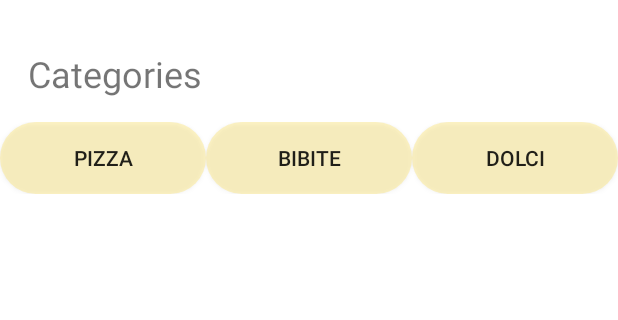
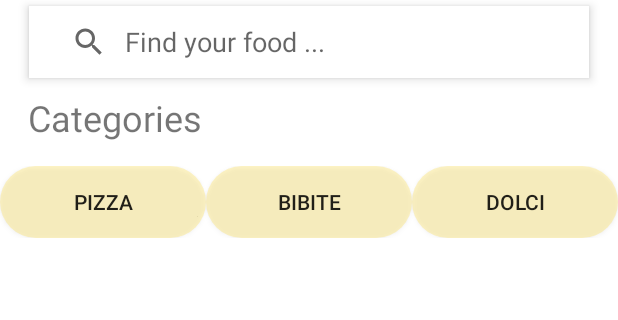
Before and after one commit to michele-vigliotta/HotSliceApp, an Android app built with Jetpack Compose: the layout fragment_home.xml on its own in the app's theme, with its tools: preview values and no code run, on a phone screen of 412 x 824 dp, the part 96-416 px from its top. Run offline under Robolectric (Android 15) with nearby library versions, the phone set to English and light mode, and no system bars.

Commit message:
search view aggiunta ma non funzionante

```diff
--- a/app/src/main/res/layout/each_item.xml
+++ b/app/src/main/res/layout/each_item.xml
@@ -18,10 +18,9 @@
             android:layout_width="120dp"
             android:layout_height="100dp"
             android:scaleType="fitXY"
-            android:src="@drawable/pizza_foto"
             app:layout_constraintBottom_toBottomOf="parent"
             app:layout_constraintStart_toStartOf="parent"
-            app:layout_constraintTop_toTopOf="parent"/>
+            app:layout_constraintTop_toTopOf="parent" />
 
         <TextView
             android:id="@+id/nomeItem"
--- a/app/src/main/res/layout/fragment_home.xml
+++ b/app/src/main/res/layout/fragment_home.xml
@@ -33,17 +33,34 @@
         app:layout_constraintStart_toEndOf="@+id/textView2"
         app:layout_constraintTop_toTopOf="parent" />
 
+    <androidx.appcompat.widget.SearchView
+        android:id="@+id/searchView"
+        app:queryHint="Find your food ..."
+        app:iconifiedByDefault="false"
+        app:queryBackground="@android:color/transparent"
+        android:layout_width="0dp"
+        android:layout_height="wrap_content"
+        android:layout_marginTop="11dp"
+        android:layout_marginStart="19dp"
+        android:layout_marginEnd="19dp"
+        android:background="@android:color/white"
+        android:elevation="4dp"
+        android:padding="8dp"
+        app:layout_constraintEnd_toEndOf="parent"
+        app:layout_constraintStart_toStartOf="parent"
+        app:layout_constraintTop_toBottomOf="@+id/textView2" />
+
     <TextView
         android:id="@+id/textView3"
         android:layout_width="wrap_content"
         android:layout_height="wrap_content"
-        android:layout_marginTop="40dp"
+        android:layout_marginTop="10dp"
         android:text="Categories"
         android:textSize="24sp"
         app:layout_constraintEnd_toEndOf="parent"
         app:layout_constraintHorizontal_bias="0.064"
         app:layout_constraintStart_toStartOf="parent"
-        app:layout_constraintTop_toBottomOf="@+id/textView2" />
+        app:layout_constraintTop_toBottomOf="@+id/searchView" />
 
     <LinearLayout
         android:id="@+id/linearLayout"
@@ -61,8 +78,7 @@
             android:layout_height="wrap_content"
             android:layout_weight="1"
             android:background="@drawable/backgroung_button"
-            android:text="Pizza"
-            />
+            android:text="Pizza" />
 
         <Button
             android:id="@+id/buttonBibite"
@@ -90,9 +106,6 @@
         app:layout_constraintEnd_toEndOf="parent"
         app:layout_constraintStart_toStartOf="parent"
         app:layout_constraintTop_toBottomOf="@+id/linearLayout" >
-
-
     </FrameLayout>
 
-
 </androidx.constraintlayout.widget.ConstraintLayout>
```
